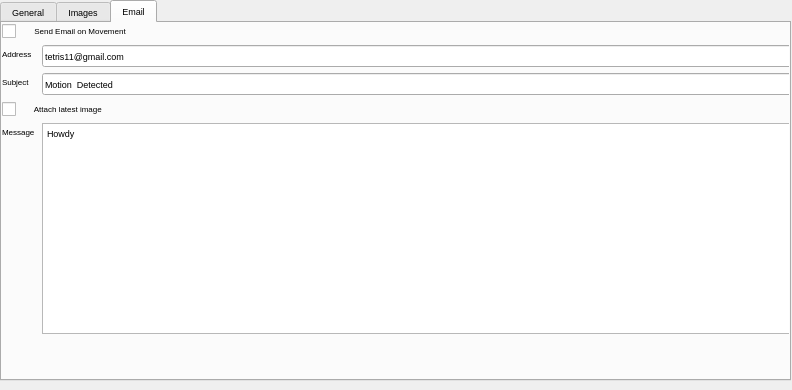
Qt form settings.ui (mtekman/motiondetect) before a commit.
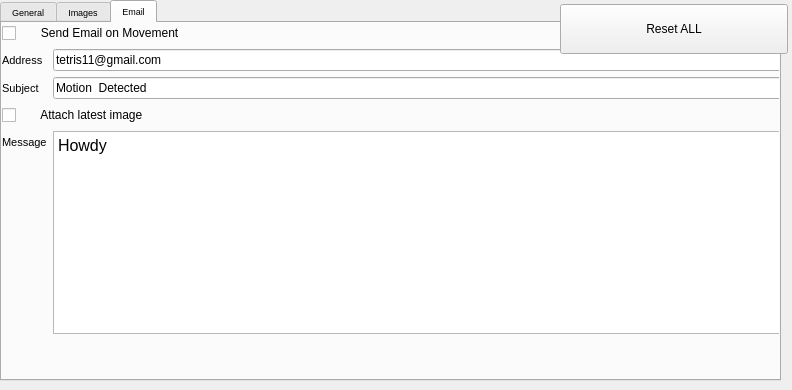
The same form after that commit. The open tabs and pages were chosen to show the change.

Commit message: minor changes involving getting rid of class variables as well as the 'save button' (now autosave) and restore button floats above tab widget

Patch:
```diff
--- a/settings.ui
+++ b/settings.ui
@@ -18,7 +18,7 @@
     <rect>
      <x>0</x>
      <y>0</y>
-     <width>791</width>
+     <width>781</width>
      <height>381</height>
     </rect>
    </property>
@@ -103,13 +103,6 @@
         <item row="0" column="5">
          <widget class="QLineEdit" name="lineEdit_whitepixel"/>
         </item>
-        <item row="3" column="5">
-         <widget class="QPushButton" name="pushButton_reset">
-          <property name="text">
-           <string>Reset ALL</string>
-          </property>
-         </widget>
-        </item>
        </layout>
       </item>
      </layout>
@@ -219,7 +212,7 @@
       <rect>
        <x>0</x>
        <y>0</y>
-       <width>791</width>
+       <width>781</width>
        <height>311</height>
       </rect>
      </property>
@@ -231,7 +224,7 @@
        <widget class="QLabel" name="label">
         <property name="font">
          <font>
-          <pointsize>6</pointsize>
+          <pointsize>8</pointsize>
          </font>
         </property>
         <property name="text">
@@ -247,6 +240,11 @@
           <verstretch>0</verstretch>
          </sizepolicy>
         </property>
+        <property name="font">
+         <font>
+          <pointsize>9</pointsize>
+         </font>
+        </property>
         <property name="text">
          <string>tetris11@gmail.com</string>
         </property>
@@ -256,7 +254,7 @@
        <widget class="QLabel" name="label_2">
         <property name="font">
          <font>
-          <pointsize>6</pointsize>
+          <pointsize>8</pointsize>
          </font>
         </property>
         <property name="text">
@@ -272,6 +270,11 @@
           <verstretch>0</verstretch>
          </sizepolicy>
         </property>
+        <property name="font">
+         <font>
+          <pointsize>9</pointsize>
+         </font>
+        </property>
         <property name="text">
          <string>Motion  Detected</string>
         </property>
@@ -281,7 +284,7 @@
        <widget class="QCheckBox" name="checkBox_attach">
         <property name="font">
          <font>
-          <pointsize>6</pointsize>
+          <pointsize>9</pointsize>
          </font>
         </property>
         <property name="text">
@@ -293,7 +296,7 @@
        <widget class="QLabel" name="label_3">
         <property name="font">
          <font>
-          <pointsize>6</pointsize>
+          <pointsize>8</pointsize>
          </font>
         </property>
         <property name="text">
@@ -303,6 +306,11 @@
       </item>
       <item row="4" column="1">
        <widget class="QPlainTextEdit" name="plainTextEdit_message">
+        <property name="font">
+         <font>
+          <pointsize>12</pointsize>
+         </font>
+        </property>
         <property name="plainText">
          <string>Howdy</string>
         </property>
@@ -312,7 +320,7 @@
        <widget class="QCheckBox" name="checkBox_email">
         <property name="font">
          <font>
-          <pointsize>6</pointsize>
+          <pointsize>9</pointsize>
          </font>
         </property>
         <property name="text">
@@ -324,6 +332,25 @@
     </widget>
    </widget>
   </widget>
+  <widget class="QPushButton" name="pushButton_reset">
+   <property name="geometry">
+    <rect>
+     <x>560</x>
+     <y>4</y>
+     <width>228</width>
+     <height>50</height>
+    </rect>
+   </property>
+   <property name="sizePolicy">
+    <sizepolicy hsizetype="Minimum" vsizetype="Fixed">
+     <horstretch>0</horstretch>
+     <verstretch>0</verstretch>
+    </sizepolicy>
+   </property>
+   <property name="text">
+    <string>Reset ALL</string>
+   </property>
+  </widget>
  </widget>
  <resources/>
  <connections/>
```
Left out of the diff: 35 changed lines with no effect on the pictures. The commit also changes 2 other files.
